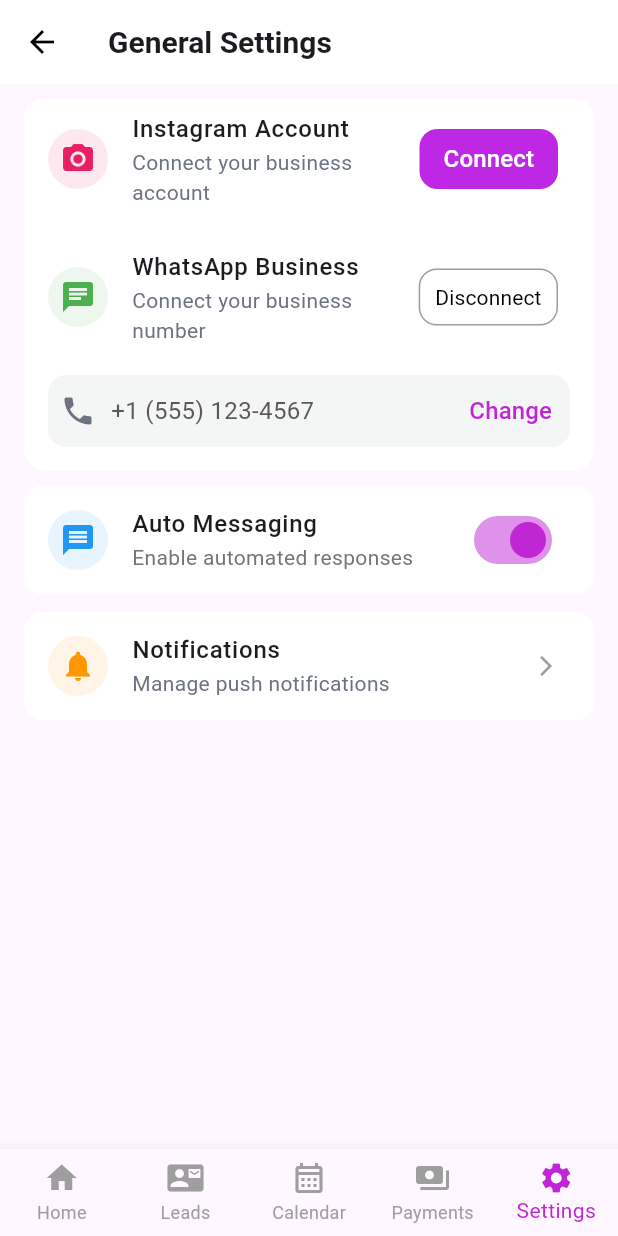
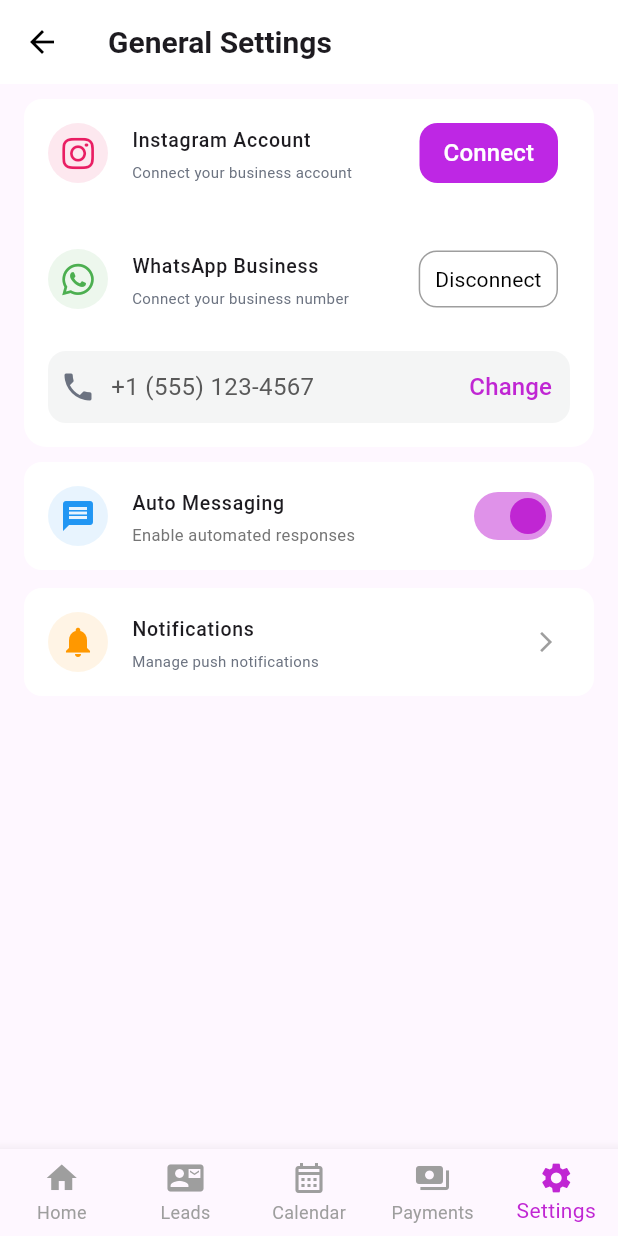
Before and after one commit to Chinmayverma1602/1glam, a Flutter app: the GeneralSettingsScreen screen opened by its route, on a phone screen of 412 x 824 dp. Run offline on Flutter 3.47's test engine with Material 3 defaults, Android fonts, the phone set to English and light mode, and no system bars; our stand-ins replace cloud_firestore, dropdown_textfield, firebase_auth, firebase_core, flutter_svg, font_awesome_flutter and 11 more; missing offline and left inert: flutter_facebook_auth, switcher_button; accounts and stored records are empty; project files that could hold a hidden picture were left out.

Commit message:
added correct icons

```diff
--- a/lib/screens/GeneralSettingScreen.dart
+++ b/lib/screens/GeneralSettingScreen.dart
@@ -1,5 +1,6 @@
 import 'package:flutter/material.dart';
 import 'package:flutter/rendering.dart';
+import 'package:font_awesome_flutter/font_awesome_flutter.dart';
 import 'package:glam1/constants/AppColors.dart';
 import 'package:glam1/widgets/BottomNavBar.dart';
 
@@ -69,7 +70,8 @@ class _GeneralSettingsScreenState extends State<GeneralSettingsScreen> {
               child: Column(
                 children: [
                   _buildSettingTile(
-                      icon: Icons.camera_alt, // Instagram icon placeholder
+                      icon: FontAwesomeIcons
+                          .instagram, // Instagram icon placeholder
                       color: Colors.pink,
                       title: 'Instagram Account',
                       subtitle: 'Connect your business account',
@@ -95,8 +97,8 @@ class _GeneralSettingsScreenState extends State<GeneralSettingsScreen> {
                         ),
                       )),
                   _buildSettingTile(
-                      icon: Icons
-                          .chat, //TODO: later change it with the actual icon of whatsapp
+                      icon: FontAwesomeIcons
+                          .whatsapp, //TODO: later change it with the actual icon of whatsapp
                       color: Colors.green,
                       title: 'WhatsApp Business',
                       subtitle: 'Connect your business number',
@@ -211,12 +213,12 @@ class _GeneralSettingsScreenState extends State<GeneralSettingsScreen> {
         ),
         title: Text(
           title,
-          style: TextStyle(fontSize: 16, fontWeight: FontWeight.w500),
+          style: TextStyle(fontSize: 13, fontWeight: FontWeight.w500),
         ),
         subtitle: Text(
           subtitle,
           style: TextStyle(
-              fontSize: 14,
+              fontSize: 10,
               color: Color(0xff6B7280),
               fontWeight: FontWeight.w400),
         ),
@@ -247,11 +249,11 @@ class _GeneralSettingsScreenState extends State<GeneralSettingsScreen> {
             ),
             title: Text(
               title,
-              style: TextStyle(fontSize: 16, fontWeight: FontWeight.w500),
+              style: TextStyle(fontSize: 13, fontWeight: FontWeight.w500),
             ),
             subtitle: Text(
               subtitle,
-              style: TextStyle(fontSize: 14, color: Colors.grey[600]),
+              style: TextStyle(fontSize: 11, color: Colors.grey[600]),
             ),
             trailing: Switch(
               value: value,
```
Also changed, not shown: 4 other files.
